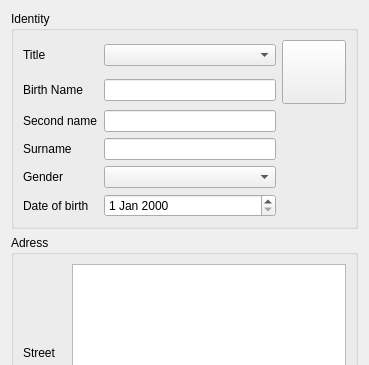
Above: plugins/patientbaseplugin/identitywidget.ui from FreeHealth/freehealth before the change; both pictures show x 0 to 369 and y 0 to 365 of the 369 by 548 pixel window. Below: the same form after it.
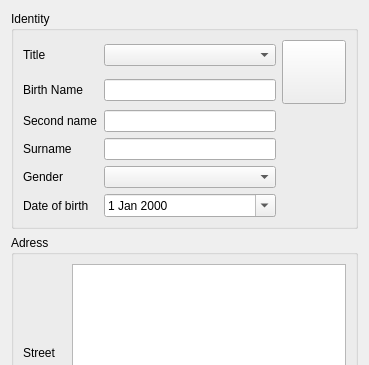
That is the form after the change.

```diff
--- a/plugins/patientbaseplugin/identitywidget.ui
+++ b/plugins/patientbaseplugin/identitywidget.ui
@@ -115,7 +115,11 @@
        </widget>
       </item>
       <item row="5" column="1">
-       <widget class="QDateEdit" name="dob"/>
+       <widget class="QDateEdit" name="dob">
+        <property name="calendarPopup">
+         <bool>true</bool>
+        </property>
+       </widget>
       </item>
      </layout>
     </widget>
```
